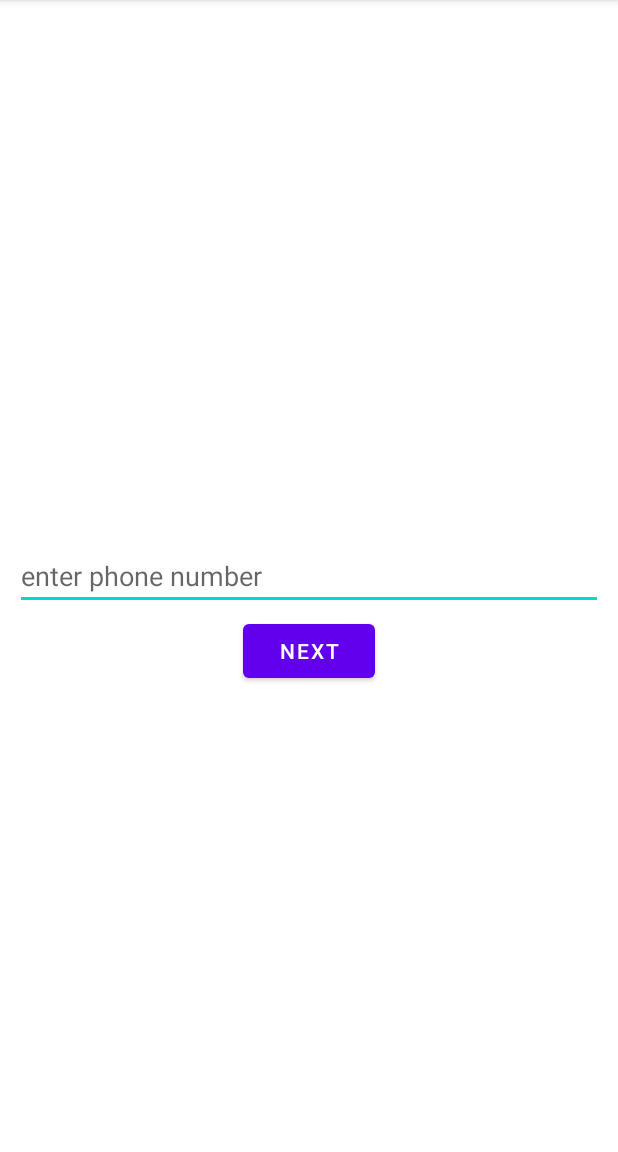
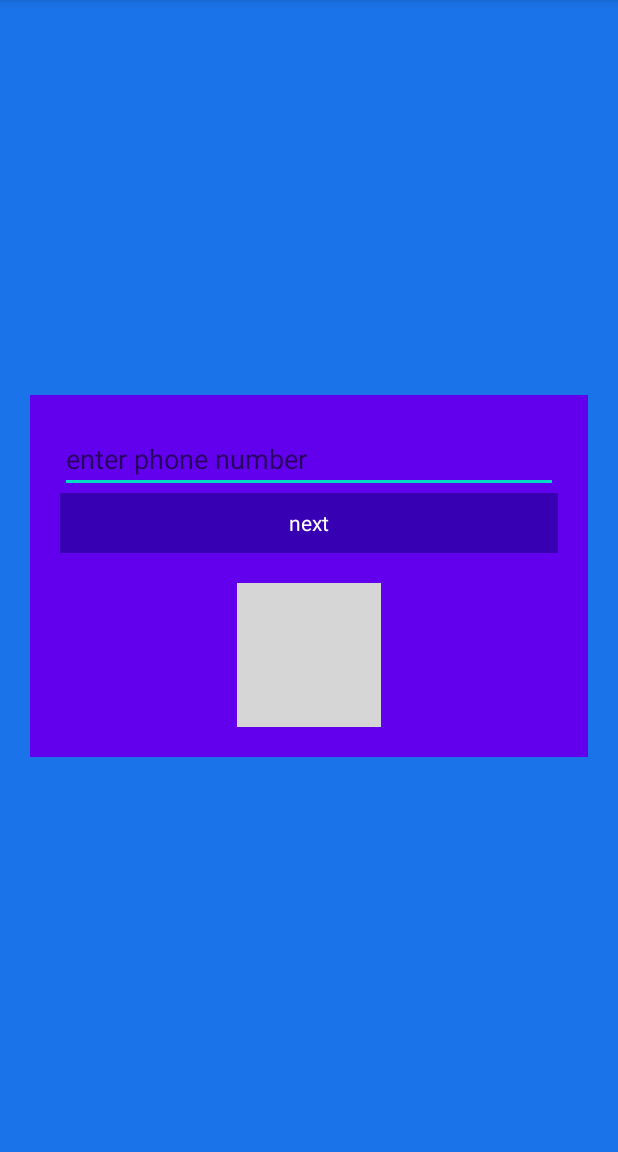
Before and after one commit to MamathaG18/SpeedFix, an Android app: the screen it shows after launch (MainActivity), on a phone screen of 412 x 824 dp, the part 84-1236 px from its top. Run offline under Robolectric (Android 15) with nearby library versions, the phone set to English and light mode, and no system bars; grey boxes are pictures that could not be loaded.

Commit message:
Fingerprint Authentication

```diff
--- a/app/build.gradle
+++ b/app/build.gradle
@@ -35,4 +35,5 @@ dependencies {
     testImplementation 'junit:junit:4.13.2'
     androidTestImplementation 'androidx.test.ext:junit:1.1.3'
     androidTestImplementation 'androidx.test.espresso:espresso-core:3.4.0'
+    implementation 'androidx.biometric:biometric:1.0.0-rc01'
 }
--- a/app/src/main/java/uk/ac/tees/aad/w9528614/MainActivity.java
+++ b/app/src/main/java/uk/ac/tees/aad/w9528614/MainActivity.java
@@ -1,27 +1,84 @@
 package uk.ac.tees.aad.w9528614;
 
+import androidx.annotation.NonNull;
 import androidx.appcompat.app.AppCompatActivity;
+import androidx.biometric.BiometricPrompt;
+import androidx.core.content.ContextCompat;
 
+import android.content.Intent;
 import android.os.Bundle;
 import android.view.View;
 import android.widget.Button;
+import android.widget.ImageView;
+import android.widget.TextView;
 import android.widget.Toast;
 
-public class MainActivity extends AppCompatActivity {
+import java.util.concurrent.Executor;
+
+public class MainActivity extends AppCompatActivity  {
+    private Executor executor;
+    private BiometricPrompt biometricPrompt;
+    private BiometricPrompt.PromptInfo promptInfo;
 
     @Override
     protected void onCreate(Bundle savedInstanceState) {
         super.onCreate(savedInstanceState);
         setContentView(R.layout.activity_main);
-        Button btnNext = (Button) findViewById(R.id.btn_next);
+        TextView btnNext = (TextView) findViewById(R.id.btn_next);
         btnNext.setOnClickListener(new View.OnClickListener() {
             @Override
 
             public void onClick(View view) {
                 Toast.makeText(MainActivity.this, "work  in progress", Toast.LENGTH_SHORT).show();
+              //  Intent  itemIntent = new Intent(MainActivity.this,MainItemActivity.class);
+               // startActivity(itemIntent);
                // Toast.makeText(MainActivity.this, "work  in progress", Toast.LENGTH_SHORT).show();
                // Toast.makeText(MainActivity.this, "work  in progress", Toast.LENGTH_SHORT).show();
             }
         });
-    }
-}
+        executor = ContextCompat.getMainExecutor(this);
+        biometricPrompt = new BiometricPrompt(MainActivity.this,
+                executor, new BiometricPrompt.AuthenticationCallback() {
+            @Override
+            public void onAuthenticationError(int errorCode,
+                                              @NonNull CharSequence errString) {
+                super.onAuthenticationError(errorCode, errString);
+                Toast.makeText(getApplicationContext(),
+                        "Authentication error: " + errString, Toast.LENGTH_SHORT)
+                        .show();
+            }
+
+            @Override
+            public void onAuthenticationSucceeded(
+                    @NonNull BiometricPrompt.AuthenticationResult result) {
+                super.onAuthenticationSucceeded(result);
+                Toast.makeText(getApplicationContext(),
+                        "Authentication succeeded!", Toast.LENGTH_SHORT).show();
+                //Intent  itemIntent = new Intent(MainActivity.this,MainItemActivity.class);
+                //startActivity(itemIntent);
+
+            }
+
+            @Override
+            public void onAuthenticationFailed() {
+                super.onAuthenticationFailed();
+                Toast.makeText(getApplicationContext(), "Authentication failed",
+                        Toast.LENGTH_SHORT)
+                        .show();
+            }
+        });
+
+        promptInfo = new BiometricPrompt.PromptInfo.Builder()
+                .setTitle("Biometric login for my app")
+                .setSubtitle("Log in using your biometric credential")
+                .setNegativeButtonText("Use account password")
+                .build();
+
+        // Prompt appears when user clicks "Log in".
+        // Consider integrating with the keystore to unlock cryptographic operations,
+        // if needed by your app.
+        ImageView biometricLoginButton = findViewById(R.id.biometric_login);
+        biometricLoginButton.setOnClickListener(view -> {
+            biometricPrompt.authenticate(promptInfo);
+        });
+    }}
--- a/app/src/main/res/layout/activity_main.xml
+++ b/app/src/main/res/layout/activity_main.xml
@@ -1,26 +1,54 @@
 <?xml version="1.0" encoding="utf-8"?>
-<androidx.coordinatorlayout.widget.CoordinatorLayout xmlns:android="http://schemas.android.com/apk/res/android"
+<LinearLayout xmlns:android="http://schemas.android.com/apk/res/android"
     xmlns:app="http://schemas.android.com/apk/res-auto"
     xmlns:tools="http://schemas.android.com/tools"
     android:layout_width="match_parent"
     android:layout_height="match_parent"
+    android:orientation="vertical"
+    android:gravity="center"
+    android:background="@color/bg_fingerprint"
     tools:context=".MainActivity">
+    <LinearLayout
+        android:layout_width="match_parent"
+        android:layout_height="wrap_content"
+        android:orientation="vertical"
+        android:layout_margin="10dp"
+        >
+        <LinearLayout
+            android:layout_width="match_parent"
+            android:layout_height="wrap_content"
+            android:orientation="vertical"
+            android:layout_margin="10dp"
+            android:padding="20dp"
+            android:background="@color/purple_500"
+            >
 
     <EditText
         android:layout_width="match_parent"
         android:layout_height="wrap_content"
         android:layout_gravity="center"
-        android:layout_margin="10dp"
         android:inputType="number"
-        android:hint="enter phone number"></EditText>
+        android:hint="enter phone number" />
 
-    <Button
+    <TextView
+        android:layout_width="match_parent"
+        android:layout_height="40dp"
+        android:layout_gravity="center"
+        android:id="@+id/btn_next"
+        android:gravity="center"
+        android:textColor="@color/white"
+        android:background="@color/purple_700"
+        android:text="next" />
+
+    <ImageView
         android:layout_width="wrap_content"
         android:layout_height="wrap_content"
         android:layout_gravity="center"
-        android:id="@+id/btn_next"
-        android:layout_marginTop="100dp"
-        android:text="next"></Button>
+        android:id="@+id/biometric_login"
+        android:layout_marginTop="20dp"
+        android:src="@drawable/ic_fingerprint" />
+    </LinearLayout>
+    </LinearLayout>
 
 
-</androidx.coordinatorlayout.widget.CoordinatorLayout>
+</LinearLayout>
--- a/app/src/main/res/values/colors.xml
+++ b/app/src/main/res/values/colors.xml
@@ -3,6 +3,7 @@
     <color name="purple_200">#FFBB86FC</color>
     <color name="purple_500">#FF6200EE</color>
     <color name="purple_700">#FF3700B3</color>
+    <color name="bg_fingerprint">#1A73E8</color>
     <color name="teal_200">#FF03DAC5</color>
     <color name="teal_700">#FF018786</color>
     <color name="black">#FF000000</color>
```
